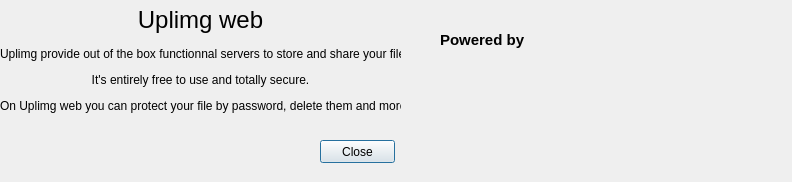
Before: the Qt Designer form configuration/aboutuplimgwebwindow.ui in mhammerc/ushare-desktop, drawn with Qt 5.
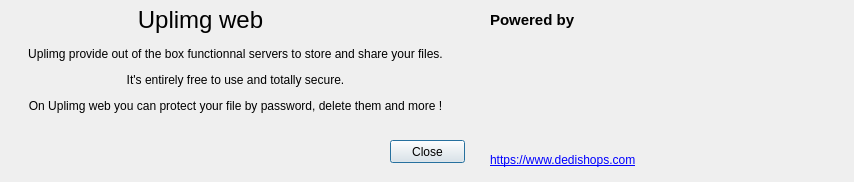
After: the same form once the commit is applied. Icons and pictures are not drawn.

```diff
--- a/configuration/aboutuplimgwebwindow.ui
+++ b/configuration/aboutuplimgwebwindow.ui
@@ -6,7 +6,7 @@
    <rect>
     <x>0</x>
     <y>0</y>
-    <width>792</width>
+    <width>854</width>
     <height>182</height>
    </rect>
   </property>
@@ -16,8 +16,8 @@
   <widget class="QLabel" name="label">
    <property name="geometry">
     <rect>
-     <x>440</x>
-     <y>80</y>
+     <x>490</x>
+     <y>50</y>
      <width>340</width>
      <height>80</height>
     </rect>
@@ -51,7 +51,7 @@
     <rect>
      <x>0</x>
      <y>40</y>
-     <width>401</width>
+     <width>471</width>
      <height>81</height>
     </rect>
    </property>
@@ -62,8 +62,8 @@
   <widget class="QLabel" name="label_4">
    <property name="geometry">
     <rect>
-     <x>440</x>
-     <y>30</y>
+     <x>490</x>
+     <y>10</y>
      <width>151</width>
      <height>21</height>
     </rect>
@@ -75,7 +75,7 @@
   <widget class="QPushButton" name="pushButton">
    <property name="geometry">
     <rect>
-     <x>320</x>
+     <x>390</x>
      <y>140</y>
      <width>75</width>
      <height>23</height>
@@ -85,6 +85,22 @@
     <string>Close</string>
    </property>
   </widget>
+  <widget class="QLabel" name="label_5">
+   <property name="geometry">
+    <rect>
+     <x>490</x>
+     <y>150</y>
+     <width>171</width>
+     <height>20</height>
+    </rect>
+   </property>
+   <property name="text">
+    <string>&lt;html&gt;&lt;head/&gt;&lt;body&gt;&lt;p&gt;&lt;a href=&quot;https://client.dedizones.com/link.php?id=46&quot;&gt;&lt;span style=&quot; text-decoration: underline; color:#0000ff;&quot;&gt;https://www.dedishops.com&lt;/span&gt;&lt;/a&gt;&lt;/p&gt;&lt;/body&gt;&lt;/html&gt;</string>
+   </property>
+   <property name="openExternalLinks">
+    <bool>true</bool>
+   </property>
+  </widget>
  </widget>
  <resources/>
  <connections/>
```
Left out of the diff: 6 changed lines with no effect on the pictures.
